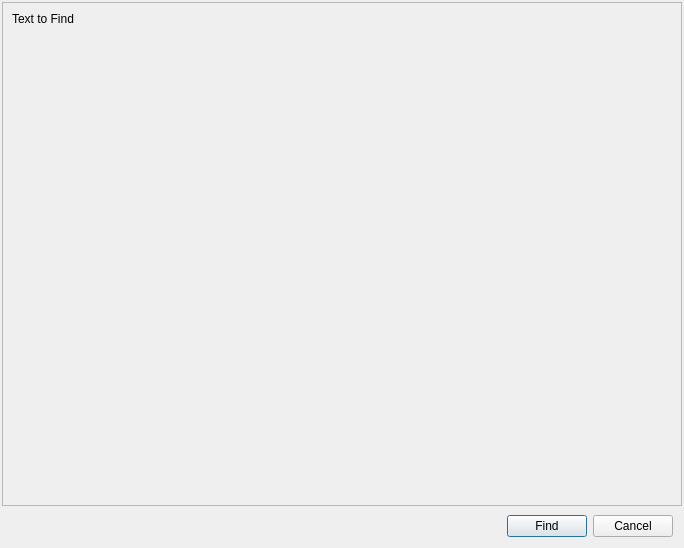
Above: RedPandaIDE/widgets/searchdialog.ui from royqh1979/RedPanda-CPP before the change. Below: the same form after it.
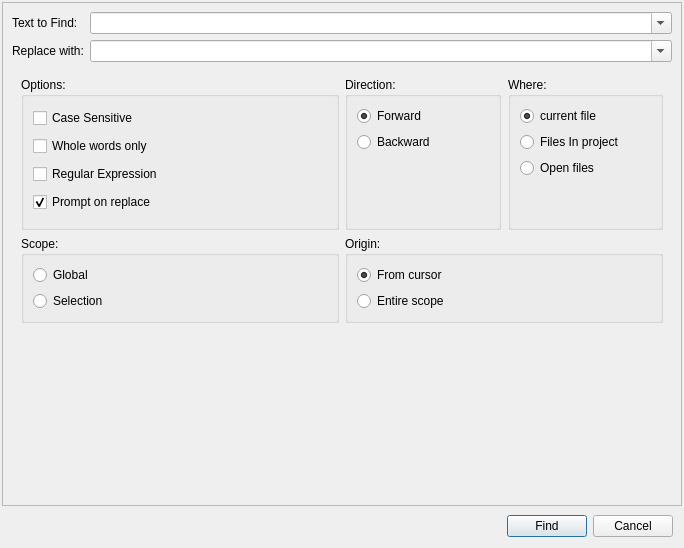
That is the form after the change.

Commit message: work save Find&Replace Dialog UI done

Diff of the .ui file:
```diff
--- a/RedPandaIDE/widgets/searchdialog.ui
+++ b/RedPandaIDE/widgets/searchdialog.ui
@@ -39,10 +39,268 @@
      </property>
      <layout class="QVBoxLayout" name="verticalLayout_2">
       <item>
-       <widget class="QLabel" name="label">
-        <property name="text">
-         <string>Text to Find</string>
-        </property>
+       <widget class="QWidget" name="widget_2" native="true">
+        <layout class="QGridLayout" name="gridLayout">
+         <property name="leftMargin">
+          <number>0</number>
+         </property>
+         <property name="topMargin">
+          <number>0</number>
+         </property>
+         <property name="rightMargin">
+          <number>0</number>
+         </property>
+         <property name="bottomMargin">
+          <number>0</number>
+         </property>
+         <item row="0" column="0">
+          <widget class="QLabel" name="lblFind">
+           <property name="text">
+            <string>Text to Find:</string>
+           </property>
+          </widget>
+         </item>
+         <item row="0" column="1">
+          <widget class="QComboBox" name="cbFind">
+           <property name="sizePolicy">
+            <sizepolicy hsizetype="Expanding" vsizetype="Fixed">
+             <horstretch>0</horstretch>
+             <verstretch>0</verstretch>
+            </sizepolicy>
+           </property>
+           <property name="editable">
+            <bool>true</bool>
+           </property>
+           <property name="insertPolicy">
+            <enum>QComboBox::InsertAtTop</enum>
+           </property>
+          </widget>
+         </item>
+         <item row="1" column="1">
+          <widget class="QComboBox" name="cbReplace">
+           <property name="sizePolicy">
+            <sizepolicy hsizetype="Expanding" vsizetype="Fixed">
+             <horstretch>0</horstretch>
+             <verstretch>0</verstretch>
+            </sizepolicy>
+           </property>
+           <property name="editable">
+            <bool>true</bool>
+           </property>
+           <property name="insertPolicy">
+            <enum>QComboBox::InsertAtTop</enum>
+           </property>
+          </widget>
+         </item>
+         <item row="1" column="0">
+          <widget class="QLabel" name="lblReplace">
+           <property name="text">
+            <string>Replace with:</string>
+           </property>
+          </widget>
+         </item>
+        </layout>
+       </widget>
+      </item>
+      <item>
+       <widget class="QWidget" name="widget_3" native="true">
+        <layout class="QGridLayout" name="gridLayout_2">
+         <item row="0" column="0">
+          <widget class="QGroupBox" name="grpOptions">
+           <property name="title">
+            <string>Options:</string>
+           </property>
+           <layout class="QVBoxLayout" name="verticalLayout_3">
+            <item>
+             <widget class="QCheckBox" name="chkCaseSensetive">
+              <property name="text">
+               <string>Case Sensitive</string>
+              </property>
+             </widget>
+            </item>
+            <item>
+             <widget class="QCheckBox" name="chkWholeWord">
+              <property name="text">
+               <string>Whole words only</string>
+              </property>
+             </widget>
+            </item>
+            <item>
+             <widget class="QCheckBox" name="chkRegExp">
+              <property name="text">
+               <string>Regular Expression</string>
+              </property>
+             </widget>
+            </item>
+            <item>
+             <widget class="QCheckBox" name="chkPrompt">
+              <property name="text">
+               <string>Prompt on replace</string>
+              </property>
+              <property name="checked">
+               <bool>true</bool>
+              </property>
+             </widget>
+            </item>
+           </layout>
+          </widget>
+         </item>
+         <item row="1" column="0">
+          <widget class="QGroupBox" name="grpScope">
+           <property name="title">
+            <string>Scope:</string>
+           </property>
+           <layout class="QVBoxLayout" name="verticalLayout_5">
+            <item>
+             <widget class="QRadioButton" name="rbGlobal">
+              <property name="text">
+               <string>Global</string>
+              </property>
+             </widget>
+            </item>
+            <item>
+             <widget class="QRadioButton" name="rbSelection">
+              <property name="text">
+               <string>Selection</string>
+              </property>
+             </widget>
+            </item>
+           </layout>
+          </widget>
+         </item>
+         <item row="1" column="1">
+          <widget class="QGroupBox" name="grpOrigin">
+           <property name="title">
+            <string>Origin:</string>
+           </property>
+           <layout class="QVBoxLayout" name="verticalLayout_6">
+            <item>
+             <widget class="QRadioButton" name="rbFromCursor">
+              <property name="text">
+               <string>From cursor</string>
+              </property>
+              <property name="checked">
+               <bool>true</bool>
+              </property>
+             </widget>
+            </item>
+            <item>
+             <widget class="QRadioButton" name="rbEntireScope">
+              <property name="text">
+               <string>Entire scope</string>
+              </property>
+             </widget>
+            </item>
+           </layout>
+          </widget>
+         </item>
+         <item row="0" column="1">
+          <widget class="QWidget" name="widget_4" native="true">
+           <layout class="QHBoxLayout" name="horizontalLayout_2">
+            <property name="spacing">
+             <number>7</number>
+            </property>
+            <property name="leftMargin">
+             <number>0</number>
+            </property>
+            <property name="topMargin">
+             <number>0</number>
+            </property>
+            <property name="rightMargin">
+             <number>0</number>
+            </property>
+            <property name="bottomMargin">
+             <number>0</number>
+            </property>
+            <item>
+             <widget class="QGroupBox" name="grpDirection">
+              <property name="title">
+               <string>Direction:</string>
+              </property>
+              <layout class="QVBoxLayout" name="verticalLayout_7">
+               <item>
+                <widget class="QRadioButton" name="rbForward">
+                 <property name="text">
+                  <string>Forward</string>
+                 </property>
+                 <property name="checked">
+                  <bool>true</bool>
+                 </property>
+                </widget>
+               </item>
+               <item>
+                <widget class="QRadioButton" name="rbBackward">
+                 <property name="text">
+                  <string>Backward</string>
+                 </property>
+                </widget>
+               </item>
+               <item>
+                <spacer name="verticalSpacer_3">
+                 <property name="orientation">
+                  <enum>Qt::Vertical</enum>
+                 </property>
+                 <property name="sizeHint" stdset="0">
+                  <size>
+                   <width>20</width>
+                   <height>40</height>
+                  </size>
+                 </property>
+                </spacer>
+               </item>
+              </layout>
+             </widget>
+            </item>
+            <item>
+             <widget class="QGroupBox" name="grpWhere">
+              <property name="title">
+               <string>Where:</string>
+              </property>
+              <layout class="QVBoxLayout" name="verticalLayout_4">
+               <item>
+                <widget class="QRadioButton" name="rbCurrentFile">
+                 <property name="text">
+                  <string>current file</string>
+                 </property>
+                 <property name="checked">
+                  <bool>true</bool>
+                 </property>
+                </widget>
+               </item>
+               <item>
+                <widget class="QRadioButton" name="rbProject">
+                 <property name="text">
+                  <string>Files In project</string>
+                 </property>
+                </widget>
+               </item>
+               <item>
+                <widget class="QRadioButton" name="rbOpenFiles">
+                 <property name="text">
+                  <string>Open files</string>
+                 </property>
+                </widget>
+               </item>
+               <item>
+                <spacer name="verticalSpacer_2">
+                 <property name="orientation">
+                  <enum>Qt::Vertical</enum>
+                 </property>
+                 <property name="sizeHint" stdset="0">
+                  <size>
+                   <width>20</width>
+                   <height>40</height>
+                  </size>
+                 </property>
+                </spacer>
+               </item>
+              </layout>
+             </widget>
+            </item>
+           </layout>
+          </widget>
+         </item>
+        </layout>
        </widget>
       </item>
       <item>
@@ -53,7 +311,7 @@
         <property name="sizeHint" stdset="0">
          <size>
           <width>20</width>
-          <height>445</height>
+          <height>134</height>
          </size>
         </property>
        </spacer>
```
Left out of the diff: 6 changed lines with no effect on the pictures. The commit also changes 2 other files.
